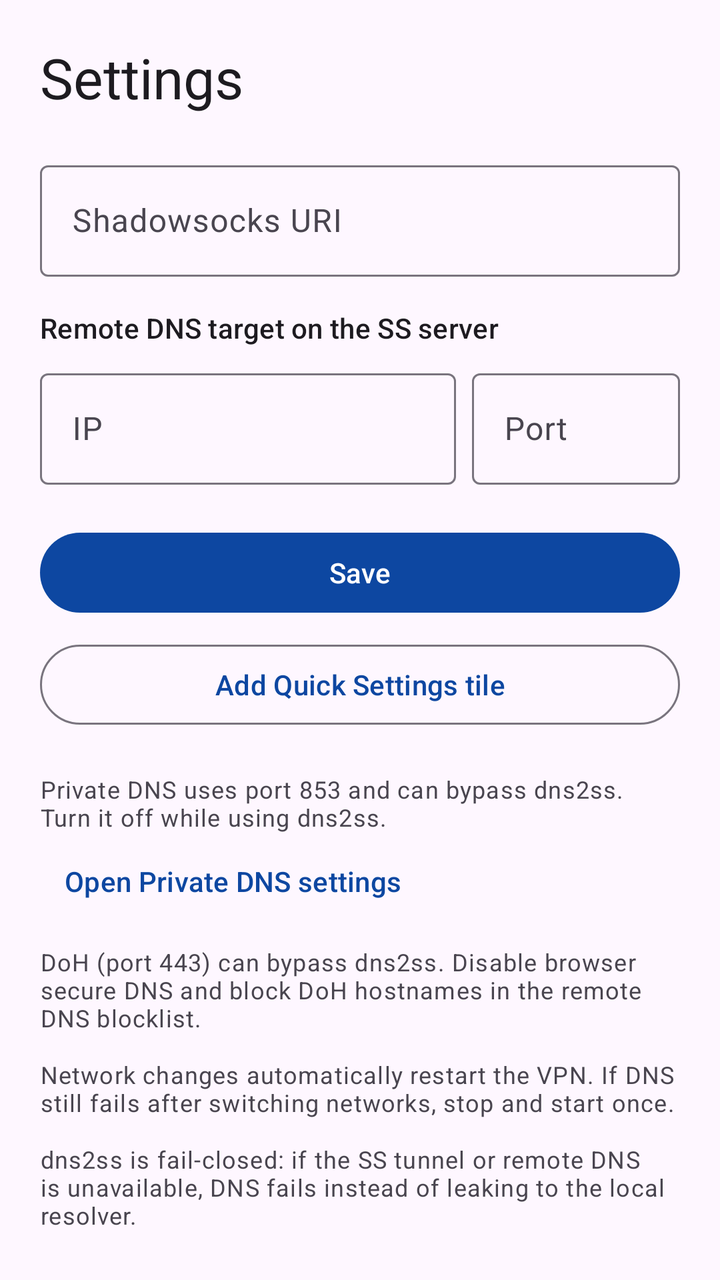
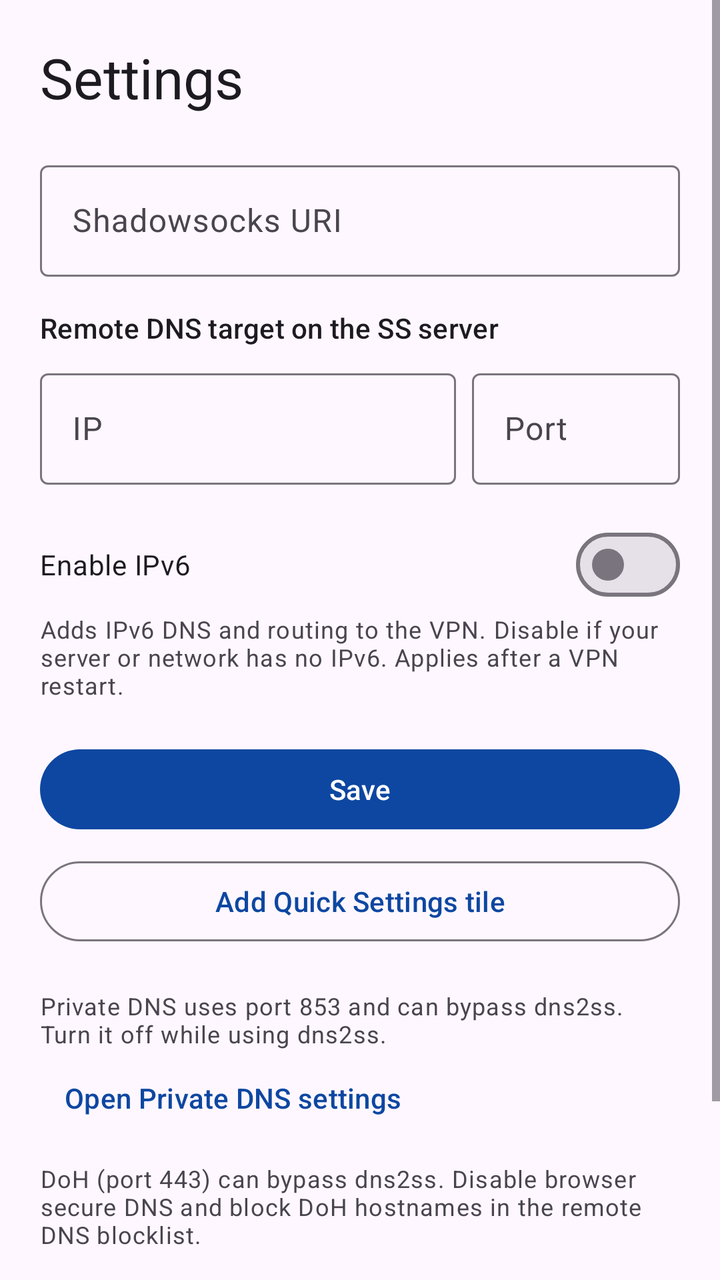

Two renders of the same Android screen: before a commit and after it. Below are the layout's source before the change and the commit's diff.
<!-- AndroidManifest.xml: application theme Theme.dns2ss -->
<!-- res/layout/activity_settings.xml -->
<?xml version="1.0" encoding="utf-8"?>
<ScrollView xmlns:android="http://schemas.android.com/apk/res/android"
    android:id="@+id/root"
    android:layout_width="match_parent"
    android:layout_height="match_parent"
    android:clipToPadding="false"
    android:fillViewport="true">

    <LinearLayout
        android:layout_width="match_parent"
        android:layout_height="wrap_content"
        android:orientation="vertical"
        android:padding="20dp">

        <TextView
            android:layout_width="match_parent"
            android:layout_height="wrap_content"
            android:text="@string/settings_title"
            android:textAppearance="?attr/textAppearanceHeadlineMedium" />

        <com.google.android.material.textfield.TextInputLayout
            android:layout_width="match_parent"
            android:layout_height="wrap_content"
            android:layout_marginTop="20dp"
            android:hint="@string/ss_uri_label">

            <com.google.android.material.textfield.TextInputEditText
                android:id="@+id/ssUri"
                android:layout_width="match_parent"
                android:layout_height="wrap_content"
                android:inputType="textPassword"
                android:maxLines="4" />
        </com.google.android.material.textfield.TextInputLayout>

        <TextView
            android:layout_width="match_parent"
            android:layout_height="wrap_content"
            android:layout_marginTop="16dp"
            android:text="@string/dns_target_label"
            android:textAppearance="?attr/textAppearanceTitleSmall" />

        <LinearLayout
            android:layout_width="match_parent"
            android:layout_height="wrap_content"
            android:layout_marginTop="8dp"
            android:orientation="horizontal">

            <com.google.android.material.textfield.TextInputLayout
                android:layout_width="0dp"
                android:layout_height="wrap_content"
                android:layout_weight="2"
                android:hint="@string/dns_host_hint">

                <com.google.android.material.textfield.TextInputEditText
                    android:id="@+id/dnsHost"
                    android:layout_width="match_parent"
                    android:layout_height="wrap_content"
                    android:inputType="textUri" />
            </com.google.android.material.textfield.TextInputLayout>

            <com.google.android.material.textfield.TextInputLayout
                android:layout_width="0dp"
                android:layout_height="wrap_content"
                android:layout_marginStart="8dp"
                android:layout_weight="1"
                android:hint="@string/dns_port_hint">

                <com.google.android.material.textfield.TextInputEditText
                    android:id="@+id/dnsPort"
                    android:layout_width="match_parent"
                    android:layout_height="wrap_content"
                    android:inputType="number" />
            </com.google.android.material.textfield.TextInputLayout>
        </LinearLayout>

        <com.google.android.material.button.MaterialButton
            android:id="@+id/save"
            android:layout_width="match_parent"
            android:layout_height="wrap_content"
            android:layout_marginTop="20dp"
            android:text="@string/save" />

        <com.google.android.material.button.MaterialButton
            android:id="@+id/addTile"
            style="@style/Widget.Material3.Button.OutlinedButton"
            android:layout_width="match_parent"
            android:layout_height="wrap_content"
            android:layout_marginTop="8dp"
            android:text="@string/add_tile" />

        <TextView
            android:id="@+id/privateDnsWarning"
            android:layout_width="match_parent"
            android:layout_height="wrap_content"
            android:layout_marginTop="20dp"
            android:text="@string/private_dns_warning"
            android:textAppearance="?attr/textAppearanceBodySmall" />

        <com.google.android.material.button.MaterialButton
            android:id="@+id/privateDnsButton"
            style="@style/Widget.Material3.Button.TextButton"
            android:layout_width="wrap_content"
            android:layout_height="wrap_content"
            android:text="@string/open_private_dns" />

        <TextView
            android:layout_width="match_parent"
            android:layout_height="wrap_content"
            android:layout_marginTop="8dp"
            android:text="@string/doh_warning"
            android:textAppearance="?attr/textAppearanceBodySmall" />

        <TextView
            android:layout_width="match_parent"
            android:layout_height="wrap_content"
            android:layout_marginTop="12dp"
            android:text="@string/network_change_note"
            android:textAppearance="?attr/textAppearanceBodySmall" />

        <TextView
            android:layout_width="match_parent"
            android:layout_height="wrap_content"
            android:layout_marginTop="12dp"
            android:text="@string/about_note"
            android:textAppearance="?attr/textAppearanceBodySmall" />
    </LinearLayout>
</ScrollView>
<!-- resources referenced by this layout -->
<resources>
  <string name="about_note">dns2ss is fail-closed: if the SS tunnel or remote DNS is unavailable, DNS fails instead of leaking to the local resolver.</string>
  <string name="add_tile">Add Quick Settings tile</string>
  <string name="dns_host_hint">IP</string>
  <string name="dns_port_hint">Port</string>
  <string name="dns_target_label">Remote DNS target on the SS server</string>
  <string name="doh_warning">DoH (port 443) can bypass dns2ss. Disable browser secure DNS and block DoH hostnames in the remote DNS blocklist.</string>
  <string name="network_change_note">Network changes automatically restart the VPN. If DNS still fails after switching networks, stop and start once.</string>
  <string name="open_private_dns">Open Private DNS settings</string>
  <string name="private_dns_warning">Private DNS uses port 853 and can bypass dns2ss. Turn it off while using dns2ss.</string>
  <string name="save">Save</string>
  <string name="settings_title">Settings</string>
  <string name="ss_uri_label">Shadowsocks URI</string>
  <style name="Theme.dns2ss" parent="Theme.Material3.DayNight.NoActionBar">
          <item name="colorPrimary">@color/brand_blue</item>
          <item name="colorSecondary">@color/brand_accent</item>
      </style>
  <color name="brand_blue">#0D47A1</color>
  <color name="brand_accent">#26C6DA</color>
</resources>

<!-- the commit's change to res/layout/activity_settings.xml (unified diff, before → after) -->
@@ -73,6 +73,19 @@
             </com.google.android.material.textfield.TextInputLayout>
         </LinearLayout>
 
+        <com.google.android.material.materialswitch.MaterialSwitch
+            android:id="@+id/ipv6"
+            android:layout_width="match_parent"
+            android:layout_height="wrap_content"
+            android:layout_marginTop="16dp"
+            android:text="@string/ipv6_label" />
+
+        <TextView
+            android:layout_width="match_parent"
+            android:layout_height="wrap_content"
+            android:text="@string/ipv6_desc"
+            android:textAppearance="?attr/textAppearanceBodySmall" />
+
         <com.google.android.material.button.MaterialButton
             android:id="@+id/save"
             android:layout_width="match_parent"
<!-- resource entries referenced after the edit -->
@@ -6,6 +6,8 @@
   <string name="dns_port_hint">Port</string>
   <string name="dns_target_label">Remote DNS target on the SS server</string>
   <string name="doh_warning">DoH (port 443) can bypass dns2ss. Disable browser secure DNS and block DoH hostnames in the remote DNS blocklist.</string>
+  <string name="ipv6_desc">Adds IPv6 DNS and routing to the VPN. Disable if your server or network has no IPv6. Applies after a VPN restart.</string>
+  <string name="ipv6_label">Enable IPv6</string>
   <string name="network_change_note">Network changes automatically restart the VPN. If DNS still fails after switching networks, stop and start once.</string>
   <string name="open_private_dns">Open Private DNS settings</string>
   <string name="private_dns_warning">Private DNS uses port 853 and can bypass dns2ss. Turn it off while using dns2ss.</string>
